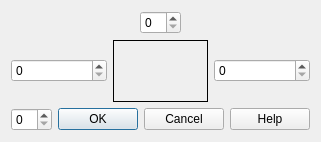
Before: the Qt Designer form ui/ExtendPattern.ui in KDE/kxstitch, drawn with Qt 5.
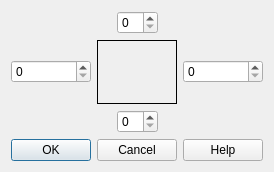
After: the same form once the commit is applied.

Commit message: Fix for the layout of the Extend Pattern dialog

Patch:
```diff
--- a/ui/ExtendPattern.ui
+++ b/ui/ExtendPattern.ui
@@ -6,15 +6,15 @@
    <rect>
     <x>0</x>
     <y>0</y>
-    <width>204</width>
-    <height>142</height>
+    <width>249</width>
+    <height>172</height>
    </rect>
   </property>
   <property name="windowTitle">
    <string>Extend Pattern</string>
   </property>
-  <layout class="QVBoxLayout" name="verticalLayout_3">
-   <item>
+  <layout class="QGridLayout" name="gridLayout">
+   <item row="0" column="0">
     <layout class="QHBoxLayout" name="horizontalLayout">
      <item>
       <spacer name="horizontalSpacer">
@@ -47,7 +47,7 @@
      </item>
     </layout>
    </item>
-   <item>
+   <item row="1" column="0">
     <layout class="QHBoxLayout" name="horizontalLayout_3">
      <item>
       <layout class="QVBoxLayout" name="verticalLayout">
@@ -130,8 +130,8 @@
      </item>
     </layout>
    </item>
-   <item>
-    <layout class="QHBoxLayout" name="horizontalLayout_2">
+   <item row="2" column="0">
+    <layout class="QHBoxLayout" name="horizontalLayout_4">
      <item>
       <spacer name="horizontalSpacer_3">
        <property name="orientation">
@@ -161,6 +161,10 @@
        </property>
       </spacer>
      </item>
+    </layout>
+   </item>
+   <item row="3" column="0">
+    <layout class="QHBoxLayout" name="horizontalLayout_2">
      <item>
       <widget class="QDialogButtonBox" name="DialogButtonBox">
        <property name="standardButtons">
```
